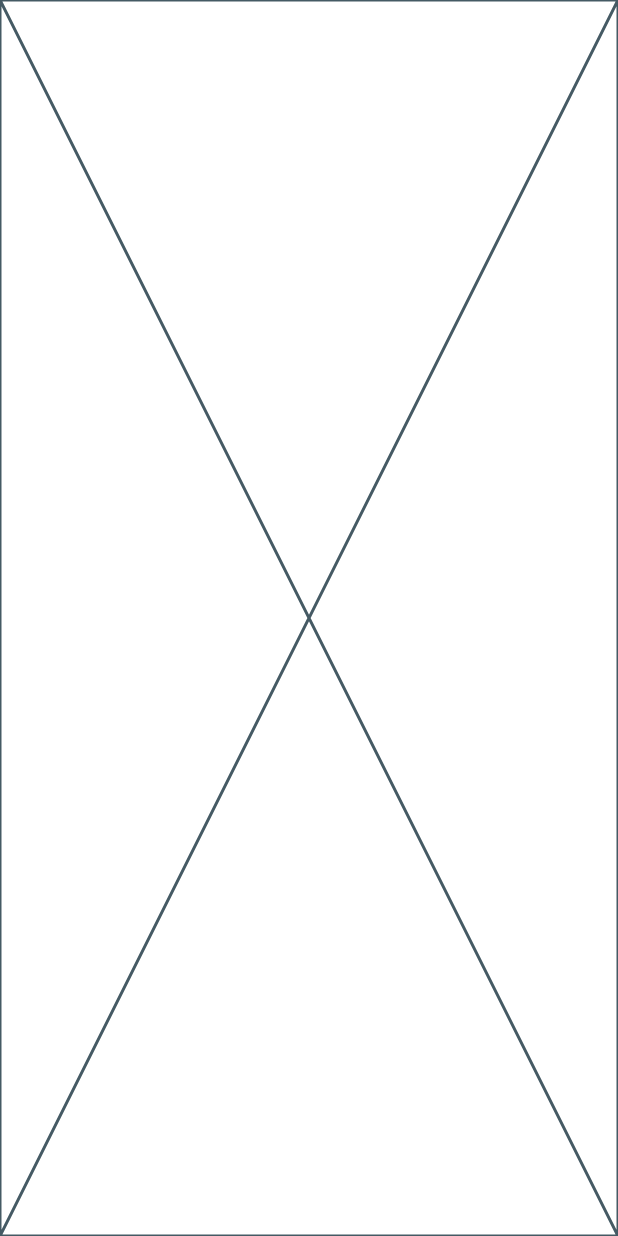
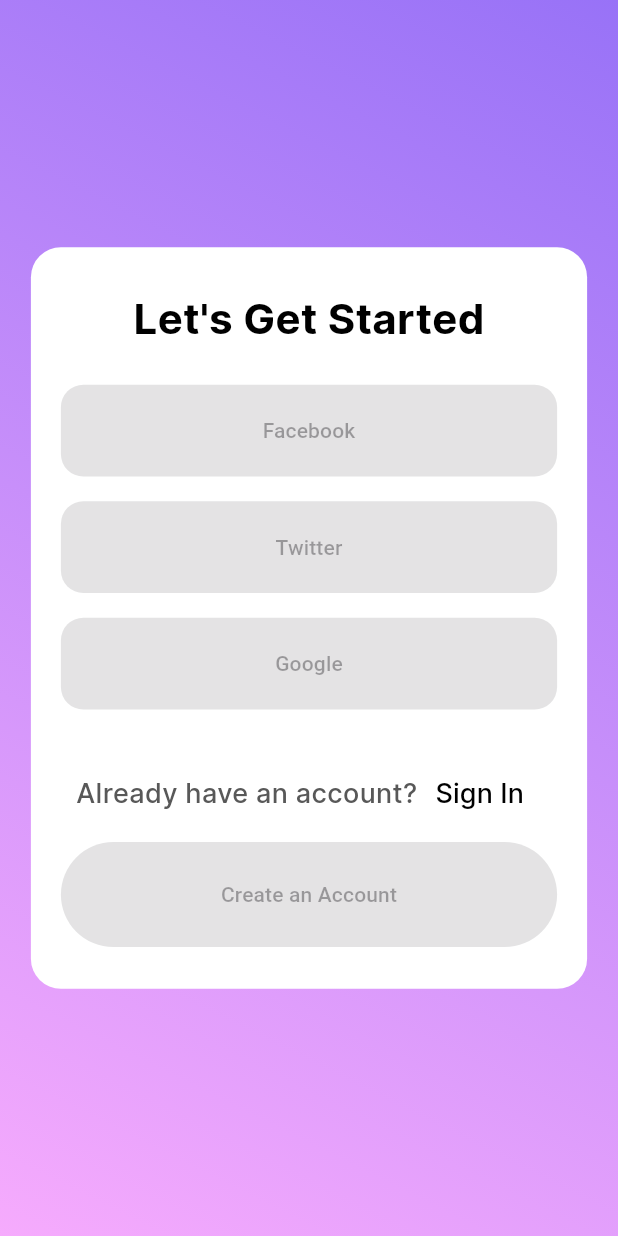
Before and after one commit to dekamahesvara/PAS-Mobile-XI-2, a Flutter app: the screen it shows after launch, on a phone screen of 412 x 824 dp. Run offline on Flutter 3.47's test engine with Material 2 defaults, Android fonts, the phone set to English and light mode, and no system bars; our stand-ins replace animated_splash_screen, flutter_svg, get, page_transition.

Commit message:
feat: [DK] adding themes

```diff
--- /dev/null
+++ b/lib/app/pages/get_started_page/get_started_binding.dart
@@ -0,0 +1,11 @@
+import 'package:get/get.dart';
+import 'package:pas_mobile_xi_2/app/pages/get_started_page/get_started_controller.dart';
+
+class GetStartedBinding extends Bindings {
+  @override
+  void dependencies() {
+    Get.lazyPut<GetStartedController>(
+      () => GetStartedController(),
+    );
+  }
+}
--- /dev/null
+++ b/lib/app/pages/get_started_page/get_started_controller.dart
@@ -0,0 +1,3 @@
+import 'package:get/get.dart';
+
+class GetStartedController extends GetxController {}
--- /dev/null
+++ b/lib/app/pages/get_started_page/get_started_view.dart
@@ -0,0 +1,111 @@
+import 'package:flutter/material.dart';
+import 'package:pas_mobile_xi_2/common/theme/color_theme.dart';
+import 'package:pas_mobile_xi_2/common/theme/text_theme.dart';
+
+class GetStartedView extends StatelessWidget {
+  const GetStartedView({super.key});
+
+  @override
+  Widget build(BuildContext context) {
+    final Size mediaQuery = MediaQuery.of(context).size;
+    final double width = mediaQuery.width;
+    final double height = mediaQuery.height;
+
+    return Scaffold(
+      body: Container(
+        decoration: const BoxDecoration(
+          gradient: LinearGradient(
+            begin: Alignment.topRight,
+            end: Alignment.bottomLeft,
+            colors: [
+              primary,
+              secondary,
+            ],
+          ),
+        ),
+        child: Center(
+          child: Container(
+            height: height * 0.6,
+            width: width * 0.9,
+            padding: const EdgeInsets.all(20),
+            decoration: BoxDecoration(
+              color: background,
+              borderRadius: BorderRadius.circular(20),
+            ),
+            child: Column(
+              mainAxisAlignment: MainAxisAlignment.spaceAround,
+              children: [
+                Text(
+                  "Let's Get Started",
+                  style: heading,
+                ),
+                Column(
+                  mainAxisAlignment: MainAxisAlignment.spaceEvenly,
+                  children: [
+                    SignInButton(height, "Facebook"),
+                    SignInButton(height, "Twitter"),
+                    SignInButton(height, "Google"),
+                  ],
+                ),
+                Column(
+                  children: [
+                    Container(
+                      margin: EdgeInsets.symmetric(vertical: height * 0.01),
+                      child: Row(
+                        mainAxisAlignment: MainAxisAlignment.center,
+                        children: [
+                          Text(
+                            "Already have an account?",
+                            style: textStyle1,
+                          ),
+                          TextButton(
+                            onPressed: null,
+                            child: Text(
+                              "Sign In",
+                              style: textStyle2,
+                            ),
+                          ),
+                        ],
+                      ),
+                    ),
+                    ElevatedButton(
+                        style: ElevatedButton.styleFrom(
+                          backgroundColor: Colors.red,
+                          shape: RoundedRectangleBorder(
+                            borderRadius: BorderRadius.circular(50),
+                          ),
+                        ),
+                        onPressed: null,
+                        child: Container(
+                            padding: const EdgeInsets.symmetric(vertical: 25),
+                            width: double.infinity,
+                            child: const Text("Create an Account",
+                                textAlign: TextAlign.center)))
+                  ],
+                )
+              ],
+            ),
+          ),
+        ),
+      ),
+    );
+  }
+
+  Container SignInButton(double height, String text) {
+    return Container(
+      margin: EdgeInsets.symmetric(vertical: height * 0.01),
+      child: ElevatedButton(
+          style: ElevatedButton.styleFrom(
+            backgroundColor: Colors.red,
+            shape: RoundedRectangleBorder(
+              borderRadius: BorderRadius.circular(15),
+            ),
+          ),
+          onPressed: null,
+          child: Container(
+              padding: EdgeInsets.symmetric(vertical: height * 0.025),
+              width: double.infinity,
+              child: Text(text, textAlign: TextAlign.center))),
+    );
+  }
+}
--- a/lib/app/pages/sign_up_page/sign_up_view.dart
+++ b/lib/app/pages/sign_up_page/sign_up_view.dart
@@ -5,6 +5,8 @@ class SignUpPageView extends StatelessWidget {
 
   @override
   Widget build(BuildContext context) {
-    return const Placeholder();
+    return Scaffold(
+      body: Center(child: Text('SignUpPageView')),
+    );
   }
 }
--- a/lib/app/pages/splash_screen_page/splash_page_view.dart
+++ b/lib/app/pages/splash_screen_page/splash_page_view.dart
@@ -2,7 +2,8 @@ import 'package:flutter/material.dart';
 import 'package:flutter_svg/flutter_svg.dart';
 import 'package:animated_splash_screen/animated_splash_screen.dart';
 import 'package:page_transition/page_transition.dart';
-import 'package:pas_mobile_xi_2/app/pages/sign_up_page/sign_up_view.dart';
+import 'package:pas_mobile_xi_2/app/pages/get_started_page/get_started_view.dart';
+import 'package:pas_mobile_xi_2/common/theme/color_theme.dart';
 
 class SplashScreenPageView extends StatelessWidget {
   const SplashScreenPageView({Key? key}) : super(key: key);
@@ -19,8 +20,8 @@ class SplashScreenPageView extends StatelessWidget {
           begin: Alignment.topRight,
           end: Alignment.bottomLeft,
           colors: [
-            Color.fromRGBO(152, 114, 247, 1),
-            Color.fromRGBO(246, 171, 253, 1),
+            primary,
+            secondary,
           ],
         ),
       ),
@@ -31,10 +32,10 @@ class SplashScreenPageView extends StatelessWidget {
           width: width * 0.1,
           height: height * 0.1,
         ),
-        nextScreen: const SignUpPageView(),
+        nextScreen: const GetStartedView(),
         splashTransition: SplashTransition.fadeTransition,
         animationDuration: const Duration(milliseconds: 1000),
-        pageTransitionType: PageTransitionType.bottomToTop,
+        pageTransitionType: PageTransitionType.fade,
         duration: 2700,
       ),
     );
--- a/lib/common/routes/app_pages.dart
+++ b/lib/common/routes/app_pages.dart
@@ -18,6 +18,9 @@ import 'package:pas_mobile_xi_2/app/pages/sign_up_page/sign_up_view.dart';
 import 'package:pas_mobile_xi_2/app/pages/sign_in_page/sign_in_binding.dart';
 import 'package:pas_mobile_xi_2/app/pages/sign_in_page/sign_in_view.dart';
 
+import 'package:pas_mobile_xi_2/app/pages/get_started_page/get_started_binding.dart';
+import 'package:pas_mobile_xi_2/app/pages/get_started_page/get_started_view.dart';
+
 import 'package:pas_mobile_xi_2/app/pages/splash_screen_page/splash_page_binding.dart';
 import 'package:pas_mobile_xi_2/app/pages/splash_screen_page/splash_page_view.dart';
 
@@ -26,13 +29,18 @@ import 'package:pas_mobile_xi_2/common/routes/app_routes.dart';
 class AppPages {
   AppPages._();
 
-  static const initial = Routes.splashscreenpage;
+  static const initial = Routes.getstartedpage;
 
   static final routes = [
     GetPage(
       name: Routes.splashscreenpage,
       page: () => const SplashScreenPageView(),
       binding: SplashScreenPageBinding(),
+    ),
+    GetPage(
+      name: Routes.getstartedpage,
+      page: () => const GetStartedView(),
+      binding: GetStartedBinding(),
     ),
     GetPage(
       name: Routes.signinpage,
--- a/lib/common/routes/app_routes.dart
+++ b/lib/common/routes/app_routes.dart
@@ -1,6 +1,7 @@
 abstract class Routes {
   Routes._();
   static const splashscreenpage = '/splash';
+  static const getstartedpage = '/getstarted';
   static const signinpage = '/signin';
   static const signuppage = '/signup';
   static const homepage = '/home';
--- /dev/null
+++ b/lib/common/theme/color_theme.dart
@@ -0,0 +1,7 @@
+import 'package:flutter/material.dart';
+
+const Color background = Color.fromRGBO(255, 255, 255, 1);
+const Color primary = Color.fromRGBO(152, 114, 247, 1);
+const Color secondary = Color.fromRGBO(246, 171, 253, 1);
+const Color textBlack = Color.fromRGBO(0, 0, 0, 1);
+const Color textGray = Color.fromRGBO(88, 88, 88, 1);
--- /dev/null
+++ b/lib/common/theme/text_theme.dart
@@ -0,0 +1,23 @@
+import 'package:flutter/material.dart';
+import 'package:pas_mobile_xi_2/common/theme/color_theme.dart';
+
+TextStyle heading = const TextStyle(
+  fontFamily: 'Inter',
+  color: textBlack,
+  fontWeight: FontWeight.w700,
+  fontSize: 28,
+);
+
+TextStyle textStyle1 = const TextStyle(
+  fontFamily: 'Inter',
+  color: textGray,
+  fontWeight: FontWeight.w500,
+  fontSize: 18,
+);
+
+TextStyle textStyle2 = const TextStyle(
+  fontFamily: 'Inter',
+  color: textBlack,
+  fontWeight: FontWeight.w500,
+  fontSize: 18,
+);
--- a/lib/main.dart
+++ b/lib/main.dart
@@ -15,6 +15,7 @@ class MyApp extends StatelessWidget {
   Widget build(BuildContext context) {
     return GetMaterialApp(
       title: 'Thrivee',
+      debugShowCheckedModeBanner: false,
       theme: ThemeData(
         useMaterial3: true,
       ),
```
Also changed, not shown: pubspec.yaml (+9 -11 lines), assets/font/Inter-Bold.ttf (added), assets/font/Inter-Light.ttf (added), assets/font/Inter-Medium.ttf (added), assets/font/Inter-Regular.ttf (added), assets/font/Inter-SemiBold.ttf (added).
